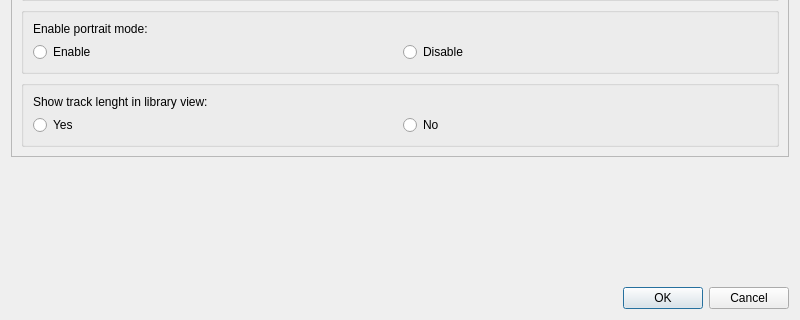
This is src/ui/settingsdialog.ui in niktischenko/someplayer as Qt 5 draws it before an edit; both pictures show x 0 to 800 and y 160 to 480 of the 800 by 480 pixel window. The edited form follows.
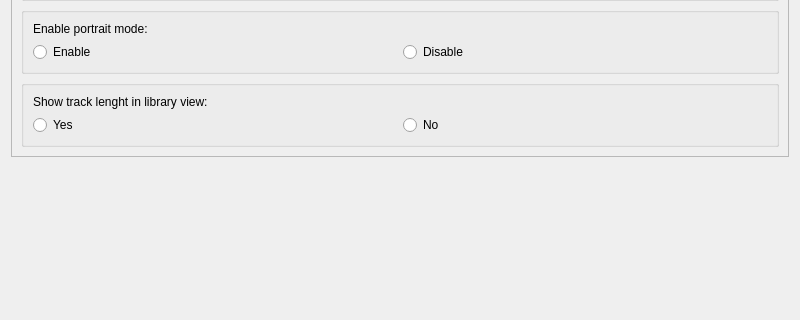
This is the edited form.

```diff
--- a/src/ui/settingsdialog.ui
+++ b/src/ui/settingsdialog.ui
@@ -187,16 +187,6 @@
        </property>
       </spacer>
      </item>
-     <item>
-      <widget class="QDialogButtonBox" name="buttonBox">
-       <property name="orientation">
-        <enum>Qt::Horizontal</enum>
-       </property>
-       <property name="standardButtons">
-        <set>QDialogButtonBox::Cancel|QDialogButtonBox::Ok</set>
-       </property>
-      </widget>
-     </item>
     </layout>
    </item>
   </layout>
```
Left out of the diff: 39 changed lines with no effect on the pictures.
